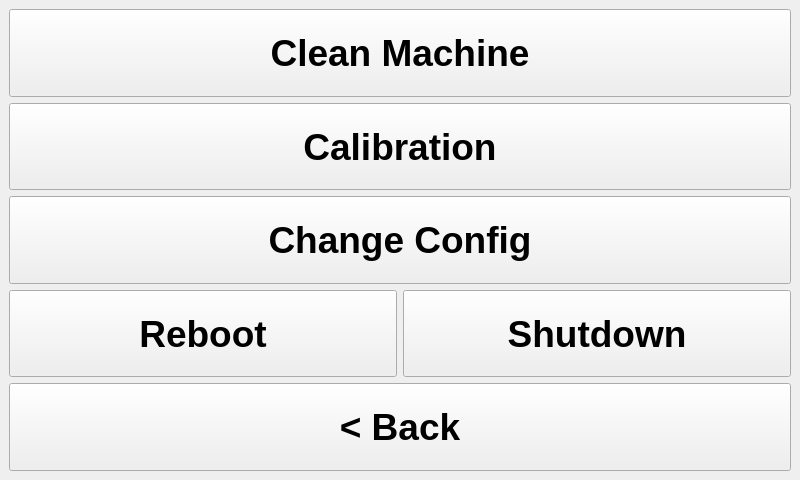
Qt form src/ui_elements/optionwindow.ui (AndreWohnsland/CocktailBerry) before a commit.
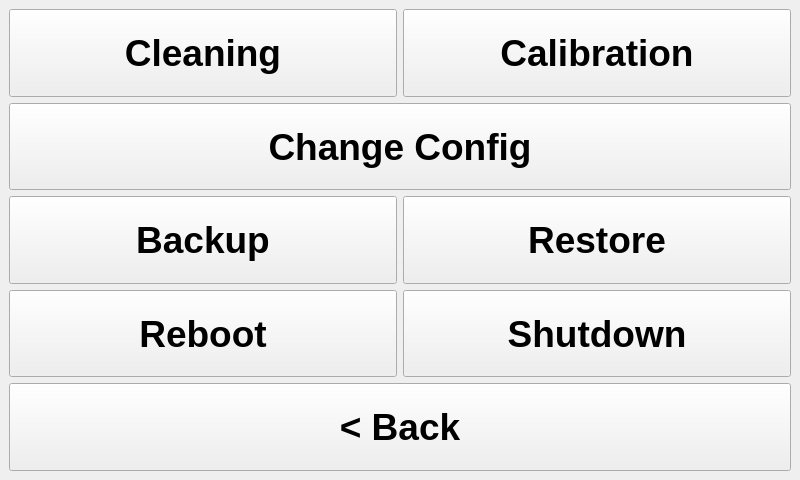
The same form after that commit.

What changed in the file:
```diff
--- a/src/ui_elements/optionwindow.ui
+++ b/src/ui_elements/optionwindow.ui
@@ -39,8 +39,8 @@
   </property>
   <widget class="QWidget" name="centralwidget">
    <layout class="QGridLayout" name="gridLayout">
-    <item row="1" column="0">
-     <widget class="QPushButton" name="button_clean">
+    <item row="2" column="0">
+     <widget class="QPushButton" name="button_config">
       <property name="maximumSize">
        <size>
         <width>5000</width>
@@ -55,7 +55,7 @@
        </font>
       </property>
       <property name="text">
-       <string>Clean Machine</string>
+       <string>Change Config</string>
       </property>
      </widget>
     </item>
@@ -79,26 +79,6 @@
       </property>
      </widget>
     </item>
-    <item row="3" column="0">
-     <widget class="QPushButton" name="button_config">
-      <property name="maximumSize">
-       <size>
-        <width>5000</width>
-        <height>300</height>
-       </size>
-      </property>
-      <property name="font">
-       <font>
-        <pointsize>28</pointsize>
-        <weight>75</weight>
-        <bold>true</bold>
-       </font>
-      </property>
-      <property name="text">
-       <string>Change Config</string>
-      </property>
-     </widget>
-    </item>
     <item row="4" column="0">
      <layout class="QHBoxLayout" name="horizontalLayout">
       <item>
@@ -143,7 +123,29 @@
       </item>
      </layout>
     </item>
-    <item row="2" column="0">
+    <item row="1" column="0">
+     <layout class="QHBoxLayout" name="horizontalLayout_2">
+      <item>
+       <widget class="QPushButton" name="button_clean">
+        <property name="maximumSize">
+         <size>
+          <width>5000</width>
+          <height>300</height>
+         </size>
+        </property>
+        <property name="font">
+         <font>
+          <pointsize>28</pointsize>
+          <weight>75</weight>
+          <bold>true</bold>
+         </font>
+        </property>
+        <property name="text">
+         <string>Cleaning</string>
+        </property>
+       </widget>
+      </item>
+      <item>
      <widget class="QPushButton" name="button_calibration">
       <property name="maximumSize">
        <size>
@@ -162,6 +164,52 @@
        <string>Calibration</string>
       </property>
      </widget>
+      </item>
+     </layout>
+    </item>
+    <item row="3" column="0">
+     <layout class="QHBoxLayout" name="horizontalLayout_3">
+      <item>
+       <widget class="QPushButton" name="button_backup">
+        <property name="maximumSize">
+         <size>
+          <width>5000</width>
+          <height>300</height>
+         </size>
+        </property>
+        <property name="font">
+         <font>
+          <pointsize>28</pointsize>
+          <weight>75</weight>
+          <bold>true</bold>
+         </font>
+        </property>
+        <property name="text">
+         <string>Backup</string>
+        </property>
+       </widget>
+      </item>
+      <item>
+       <widget class="QPushButton" name="button_restore">
+        <property name="maximumSize">
+         <size>
+          <width>5000</width>
+          <height>300</height>
+         </size>
+        </property>
+        <property name="font">
+         <font>
+          <pointsize>28</pointsize>
+          <weight>75</weight>
+          <bold>true</bold>
+         </font>
+        </property>
+        <property name="text">
+         <string>Restore</string>
+        </property>
+       </widget>
+      </item>
+     </layout>
     </item>
    </layout>
   </widget>
```
Lines whose indentation alone changed are shown as unchanged.
